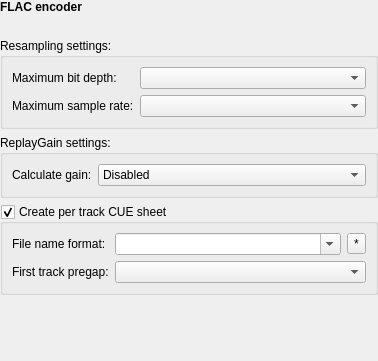
First picture: the form in gui/configdialog/profilewidget.ui, repository flacon/flacon, before the edit.
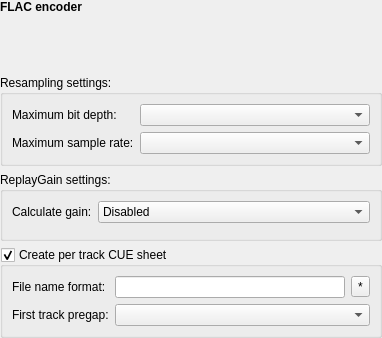
Second picture: the form after the edit. Custom widgets are drawn as their Qt base class.

Commit message: Visual polishing of the config dialog.

```diff
--- a/gui/configdialog/profilewidget.ui
+++ b/gui/configdialog/profilewidget.ui
@@ -6,8 +6,8 @@
    <rect>
     <x>0</x>
     <y>0</y>
-    <width>378</width>
-    <height>361</height>
+    <width>382</width>
+    <height>338</height>
    </rect>
   </property>
   <property name="windowTitle">
@@ -136,16 +136,19 @@
       <item row="0" column="1">
        <layout class="QHBoxLayout" name="horizontalLayout_6">
         <item>
-         <widget class="QComboBox" name="perTrackCueFormatEdit">
+         <widget class="QLineEdit" name="perTrackCueFormatEdit">
+          <property name="sizePolicy">
+           <sizepolicy hsizetype="Preferred" vsizetype="Fixed">
+            <horstretch>0</horstretch>
+            <verstretch>0</verstretch>
+           </sizepolicy>
+          </property>
           <property name="minimumSize">
            <size>
             <width>200</width>
             <height>0</height>
            </size>
           </property>
-          <property name="editable">
-           <bool>true</bool>
-          </property>
          </widget>
         </item>
         <item>
@@ -183,19 +186,6 @@
      </layout>
     </widget>
    </item>
-   <item>
-    <spacer name="profilesSpacer">
-     <property name="orientation">
-      <enum>Qt::Vertical</enum>
-     </property>
-     <property name="sizeHint" stdset="0">
-      <size>
-       <width>20</width>
-       <height>1</height>
-      </size>
-     </property>
-    </spacer>
-   </item>
   </layout>
  </widget>
  <customwidgets>
```
The commit also changes 4 other files.
